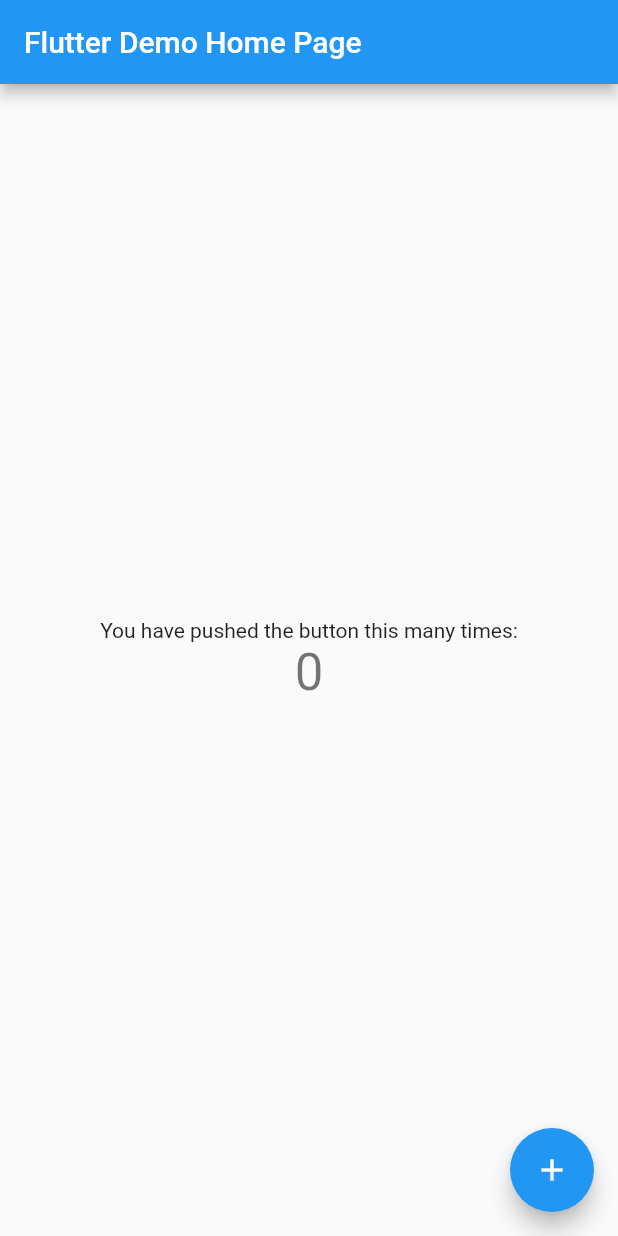
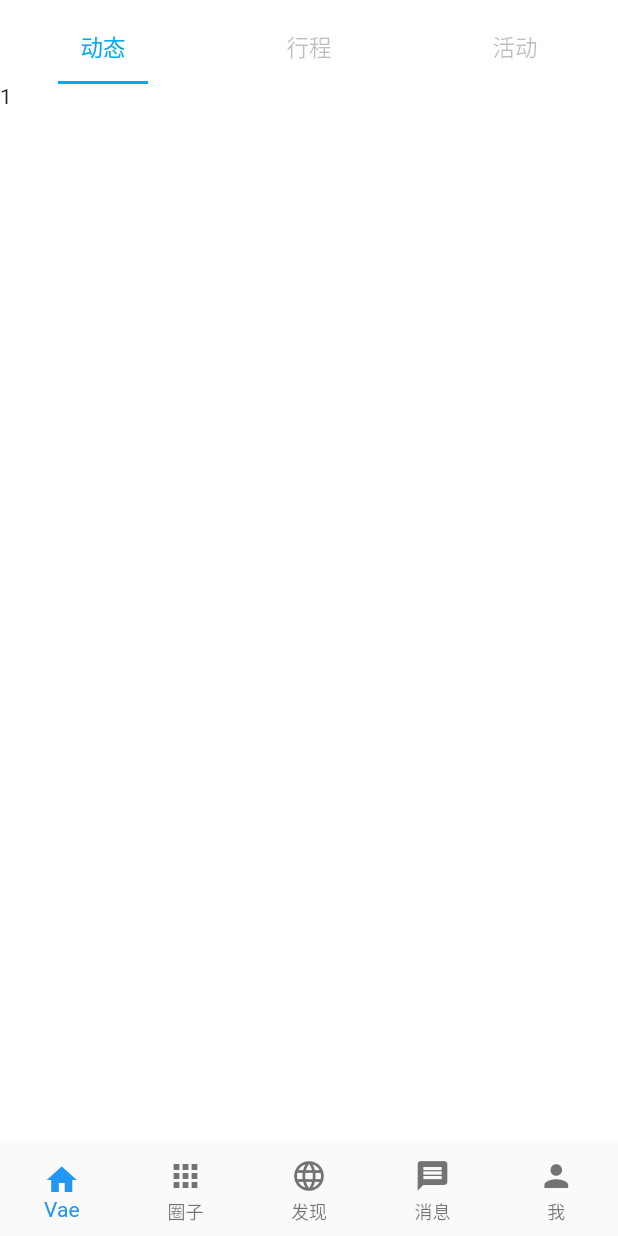
Before and after one commit to kvnZero/flutter-vaehome, a Flutter app: the screen it shows after launch, on a phone screen of 412 x 824 dp. Run offline on Flutter 3.47's test engine with Material 2 defaults, Android fonts, the phone set to English and light mode, and no system bars.

Commit message:
VaeHome页面 顶部导航

```diff
--- a/lib/main.dart
+++ b/lib/main.dart
@@ -1,4 +1,5 @@
 import 'package:flutter/material.dart';
+import 'package:flutter_vaehome/ui/page/BottomNavigation.dart';
 
 void main() => runApp(MyApp());
 
@@ -20,7 +21,7 @@ class MyApp extends StatelessWidget {
         // is not restarted.
         primarySwatch: Colors.blue,
       ),
-      home: MyHomePage(title: 'Flutter Demo Home Page'),
+      home: BottomNavigationWidget(),
     );
   }
 }
--- a/lib/ui/page/BottomNavigation.dart
+++ b/lib/ui/page/BottomNavigation.dart
@@ -1,5 +1,5 @@
 import 'package:flutter/material.dart';
-
+import 'package:flutter_vaehome/ui/page/vae/vae_home_index.dart';
 
 class BottomNavigationWidget extends StatefulWidget{
   @override
@@ -31,27 +31,27 @@ class BottomNavigationWidgetState extends State<BottomNavigationWidget>{
       body: PageView(
         controller: _controller,
         children: <Widget>[
-
+          VaeHomeScreen()
         ],
         physics: NeverScrollableScrollPhysics(), //不重复滑动效果？
       ),
       bottomNavigationBar: BottomNavigationBar(
         items: [
           BottomNavigationBarItem(
-              icon: Icon(Icons.home, color: _bottomNavigationColor,),
-              title: Text('Vae', style: TextStyle(color: _bottomNavigationColor),)),
+              icon: Icon(Icons.home),
+              title: Text('Vae',)),
           BottomNavigationBarItem(
-              icon: Icon(Icons.apps, color: _bottomNavigationColor,),
-              title: Text('圈子', style: TextStyle(color: _bottomNavigationColor),)),
+              icon: Icon(Icons.apps),
+              title: Text('圈子',)),
           BottomNavigationBarItem(
-              icon: Icon(Icons.language, color: _bottomNavigationColor,),
-              title: Text('发现', style: TextStyle(color: _bottomNavigationColor),)),
+              icon: Icon(Icons.language,),
+              title: Text('发现')),
           BottomNavigationBarItem(
-              icon: Icon(Icons.message, color: _bottomNavigationColor,),
-              title: Text('消息', style: TextStyle(color: _bottomNavigationColor),)),
+              icon: Icon(Icons.message,),
+              title: Text('消息')),
           BottomNavigationBarItem(
-              icon: Icon(Icons.person, color: _bottomNavigationColor,),
-              title: Text('我', style: TextStyle(color: _bottomNavigationColor),)
+              icon: Icon(Icons.person,),
+              title: Text('我')
           )
         ],
         currentIndex: _currentIndex,
@@ -61,6 +61,7 @@ class BottomNavigationWidgetState extends State<BottomNavigationWidget>{
             _currentIndex = index;
           });
         },
+        type: BottomNavigationBarType.fixed,
       ),
     );
   }
--- /dev/null
+++ b/lib/ui/page/vae/vae_home_index.dart
@@ -0,0 +1,65 @@
+import 'package:flutter/material.dart';
+import 'package:flutter_vaehome/ui/widget/MyUnderlineTabindicator.dart';
+
+class VaeHomeScreen extends StatefulWidget{
+  @override
+  State<StatefulWidget> createState() {
+    // TODO: implement createState
+    return VaeHomeScreenState();
+  }
+}
+
+class VaeHomeScreenState extends State<VaeHomeScreen> with SingleTickerProviderStateMixin{
+  TabController _tabController;
+  ScrollController _scrollController;
+  List tabs = ['动态', '行程', '活动'];
+
+  @override
+  void initState() {
+    // TODO: implement initState
+    super.initState();
+    _tabController = TabController(length: tabs.length, vsync: this);
+    _scrollController = ScrollController(initialScrollOffset: 0.0);
+  }
+
+  @override
+  Widget build(BuildContext context) {
+    // TODO: implement build
+    return NestedScrollView(
+        controller: _scrollController,
+        headerSliverBuilder: (BuildContext context, bool boxIsScrolled){
+          return <Widget>[
+            SliverAppBar(
+              backgroundColor: Colors.white,
+              primary: true,
+              forceElevated: false,
+              automaticallyImplyLeading: true,
+              titleSpacing: NavigationToolbar.kMiddleSpacing,
+              snap: false,
+              floating: true,
+              flexibleSpace: FlexibleSpaceBar(
+                titlePadding: EdgeInsets.only(bottom: 0),
+                title: new TabBar(
+                    tabs:tabs.map((e)=>Tab(text: e,)).toList(),
+                  controller: _tabController,
+                  indicator: MyUnderlineTabIndicator(
+                    borderSide: BorderSide(width: 2.0,color: Colors.lightBlue)
+                  ),
+                  labelColor: Colors.lightBlue,
+                  unselectedLabelColor: Colors.black26,
+                  labelStyle: TextStyle(fontSize: 15),
+                ),
+              ),
+            )
+          ];
+        },
+        body: new TabBarView(
+          children: <Widget>[
+            Text('1'),
+            Text('2'),
+            Text('3'),
+          ],controller: _tabController,
+        )
+    );
+  }
+}
--- /dev/null
+++ b/lib/ui/widget/MyUnderlineTabindicator.dart
@@ -0,0 +1,100 @@
+// Copyright 2018 The Chromium Authors. All rights reserved.
+// Use of this source code is governed by a BSD-style license that can be
+// found in the LICENSE file.
+
+import 'package:flutter/widgets.dart';
+import 'package:flutter/material.dart';
+
+/// Used with [TabBar.indicator] to draw a horizontal line below the
+/// selected tab.
+///
+/// The selected tab underline is inset from the tab's boundary by [insets].
+/// The [borderSide] defines the line's color and weight.
+///
+/// The [TabBar.indicatorSize] property can be used to define the indicator's
+/// bounds in terms of its (centered) widget with [TabIndicatorSize.label],
+/// or the entire tab with [TabIndicatorSize.tab].
+class MyUnderlineTabIndicator extends Decoration {
+  /// Create an underline style selected tab indicator.
+  ///
+  /// The [borderSide] and [insets] arguments must not be null.
+  const MyUnderlineTabIndicator({
+    this.borderSide = const BorderSide(width: 2.0, color: Colors.white),
+    this.insets = EdgeInsets.zero,
+  }) : assert(borderSide != null),
+        assert(insets != null);
+
+  /// The color and weight of the horizontal line drawn below the selected tab.
+  final BorderSide borderSide;
+
+  /// Locates the selected tab's underline relative to the tab's boundary.
+  ///
+  /// The [TabBar.indicatorSize] property can be used to define the
+  /// tab indicator's bounds in terms of its (centered) tab widget with
+  /// [TabIndicatorSize.label], or the entire tab with [TabIndicatorSize.tab].
+  final EdgeInsetsGeometry insets;
+
+  @override
+  Decoration lerpFrom(Decoration a, double t) {
+    if (a is MyUnderlineTabIndicator) {
+      return MyUnderlineTabIndicator(
+        borderSide: BorderSide.lerp(a.borderSide, borderSide, t),
+        insets: EdgeInsetsGeometry.lerp(a.insets, insets, t),
+      );
+    }
+    return super.lerpFrom(a, t);
+  }
+
+  @override
+  Decoration lerpTo(Decoration b, double t) {
+    if (b is MyUnderlineTabIndicator) {
+      return MyUnderlineTabIndicator(
+        borderSide: BorderSide.lerp(borderSide, b.borderSide, t),
+        insets: EdgeInsetsGeometry.lerp(insets, b.insets, t),
+      );
+    }
+    return super.lerpTo(b, t);
+  }
+
+  @override
+  _MyUnderlinePainter createBoxPainter([ VoidCallback onChanged ]) {
+    return _MyUnderlinePainter(this, onChanged);
+  }
+}
+
+class _MyUnderlinePainter extends BoxPainter {
+  _MyUnderlinePainter(this.decoration, VoidCallback onChanged)
+      : assert(decoration != null),
+        super(onChanged);
+
+  final MyUnderlineTabIndicator decoration;
+
+  BorderSide get borderSide => decoration.borderSide;
+  EdgeInsetsGeometry get insets => decoration.insets;
+
+  Rect _indicatorRectFor(Rect rect, TextDirection textDirection) {
+    assert(rect != null);
+    assert(textDirection != null);
+    final Rect indicator = insets.resolve(textDirection).deflateRect(rect);
+//    return Rect.fromLTWH(
+//      indicator.left,
+//      indicator.bottom - borderSide.width,
+//      indicator.width,
+//      borderSide.width,
+//    );
+    double wantWidth = 60;
+    double mid = (indicator.left + indicator.right) /2;
+    return Rect.fromLTWH(mid-wantWidth /2, indicator.bottom-borderSide.width, wantWidth, borderSide.width);
+  }
+
+  @override
+  void paint(Canvas canvas, Offset offset, ImageConfiguration configuration) {
+    assert(configuration != null);
+    assert(configuration.size != null);
+    final Rect rect = offset & configuration.size;
+    final TextDirection textDirection = configuration.textDirection;
+    final Rect indicator = _indicatorRectFor(rect, textDirection).deflate(borderSide.width / 2.0);
+    final Paint paint = borderSide.toPaint()..strokeCap = StrokeCap.square;
+    canvas.drawLine(indicator.bottomLeft, indicator.bottomRight, paint);
+  }
+}
--- a/pubspec.yaml
+++ b/pubspec.yaml
@@ -23,6 +23,7 @@ dependencies:
   # The following adds the Cupertino Icons font to your application.
   # Use with the CupertinoIcons class for iOS style icons.
   cupertino_icons: ^0.1.2
+  flutter_swiper : ^1.1.6
 
 dev_dependencies:
   flutter_test:
```
Also changed, not shown: pubspec.lock.
